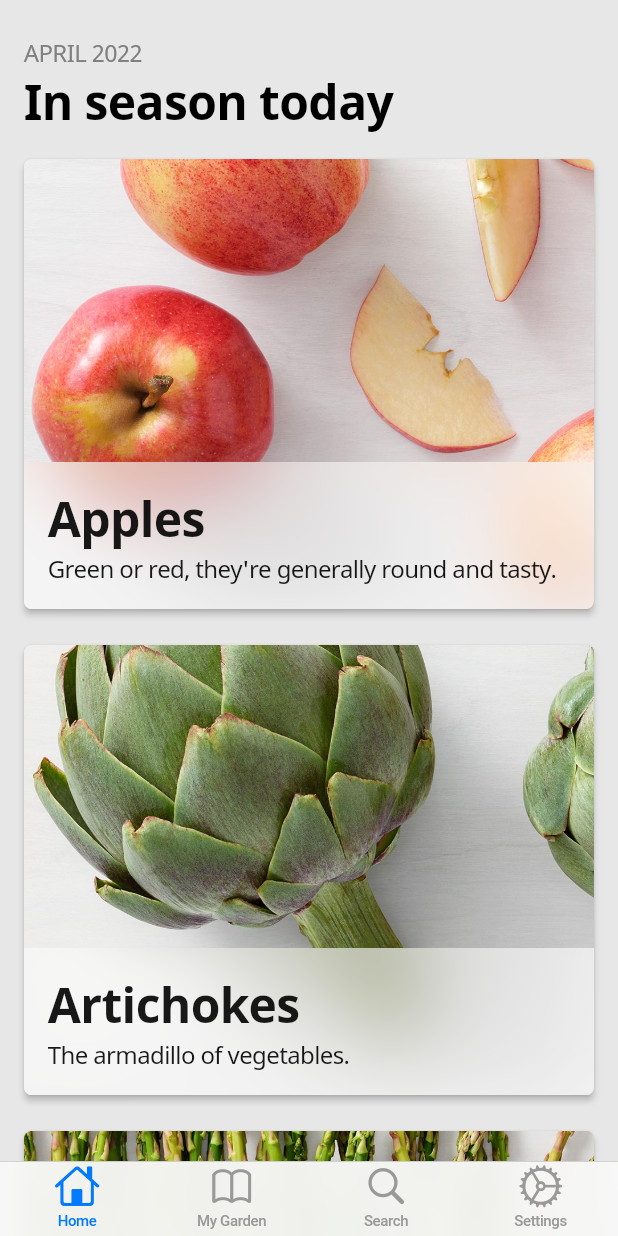
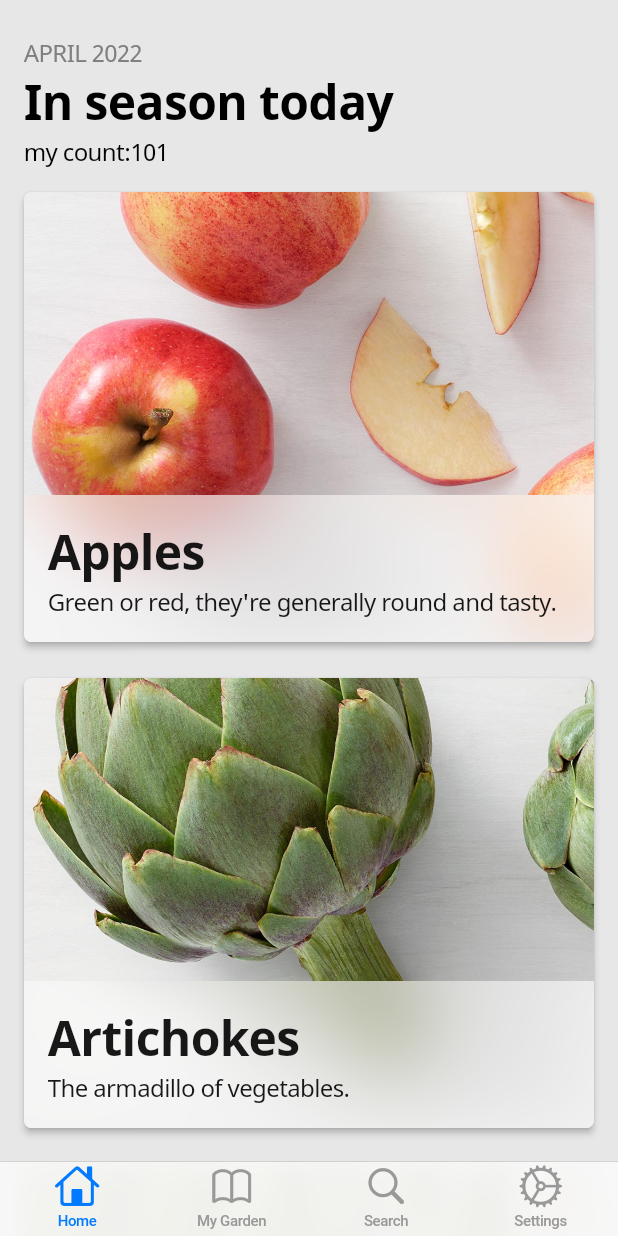
Before and after one commit to muupu/veggieseasons, a Flutter app: the screen it shows after launch, on a phone screen of 412 x 824 dp. Run offline on Flutter 3.47's test engine with Material 2 defaults, Android fonts, the phone set to English and light mode, and no system bars; our stand-ins replace font_awesome_flutter, shared_preferences; missing offline and left inert: window_size.

Commit message:
InheritedWidget test code

```diff
--- a/lib/screens/list.dart
+++ b/lib/screens/list.dart
@@ -10,6 +10,8 @@ import 'package:veggieseasons/data/app_state.dart';
 import 'package:veggieseasons/data/preferences.dart';
 import 'package:veggieseasons/data/veggie.dart';
 import 'package:veggieseasons/styles.dart';
+import 'package:veggieseasons/widgets/count_container.dart';
+import 'package:veggieseasons/widgets/counter.dart';
 import 'package:veggieseasons/widgets/veggie_card.dart';
 
 class ListScreen extends StatelessWidget {
@@ -63,6 +65,7 @@ class ListScreen extends StatelessWidget {
                             style: Styles.minorText(themeData)),
                         Text('In season today',
                             style: Styles.headlineText(themeData)),
+                        CountContainer(count: 101, child: Counter()),
                       ],
                     ),
                   );
--- /dev/null
+++ b/lib/widgets/counter.dart
@@ -0,0 +1,13 @@
+
+import 'package:flutter/cupertino.dart';
+import 'package:veggieseasons/widgets/count_container.dart';
+
+class Counter extends StatelessWidget {
+  @override
+  Widget build(BuildContext context) {
+    CountContainer? state = CountContainer.of(context);
+
+    return Text('my count:${state!.count}');
+  }
+
+}
```
